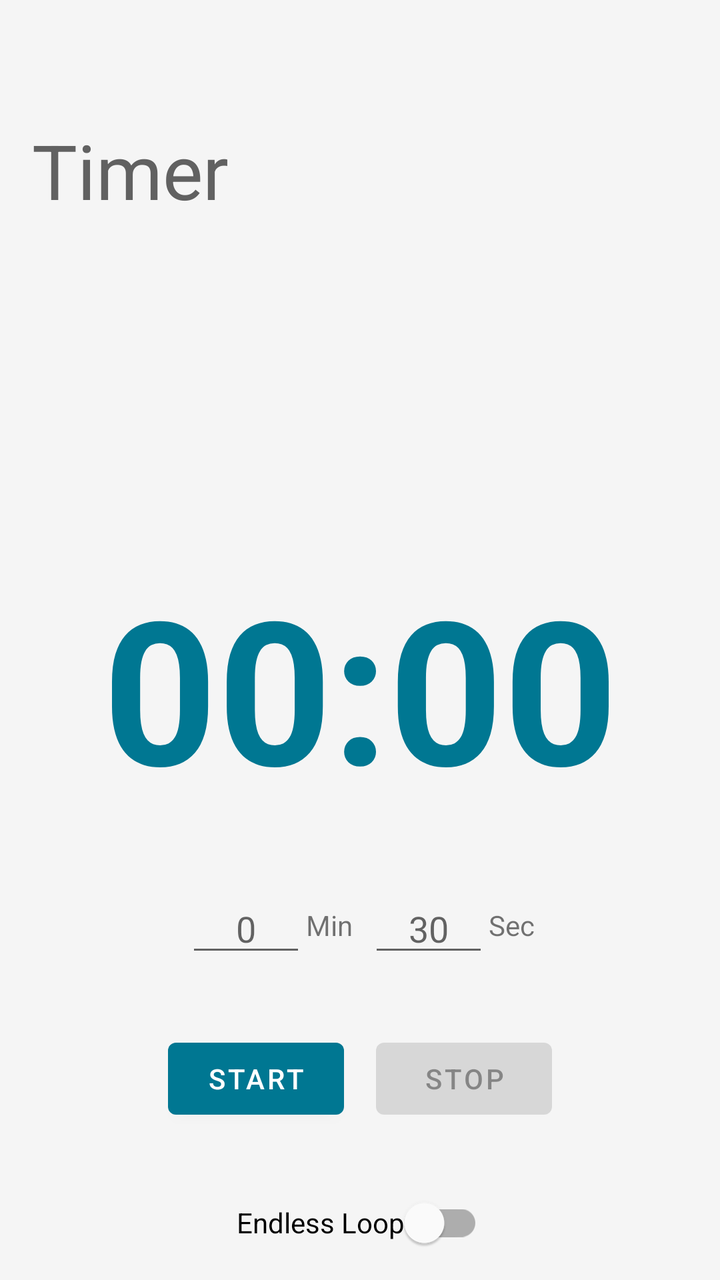
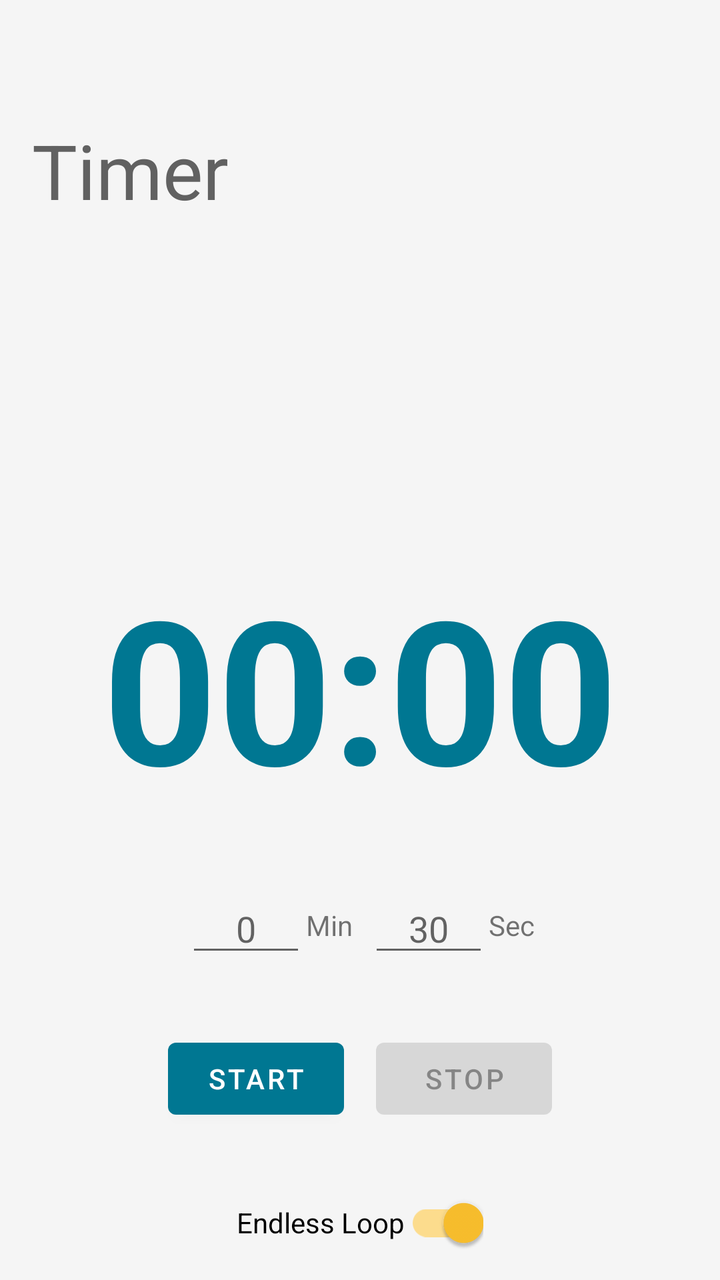

An Android layout rendered at two revisions. The XML below is the earlier revision; the diff shows what the commit changed to produce the second picture.
<!-- AndroidManifest.xml: application theme Theme.PracticeTime -->
<!-- res/layout/fragment_timer.xml -->
<?xml version="1.0" encoding="utf-8"?>
<androidx.coordinatorlayout.widget.CoordinatorLayout xmlns:android="http://schemas.android.com/apk/res/android"
    xmlns:app="http://schemas.android.com/apk/res-auto"
    xmlns:tools="http://schemas.android.com/tools"
    android:layout_width="match_parent"
    android:layout_height="match_parent"
    tools:context=".ui.timer.TimerFragment">

    <com.google.android.material.appbar.AppBarLayout
        android:id="@+id/timerAppbar"
        style="@style/AppBar">

        <com.google.android.material.appbar.CollapsingToolbarLayout
            android:id="@+id/timer_collapsing_toolbar_layout"
            style="@style/CollapsingToolbar"
            app:title="@string/navigationTimerTitle"
            app:toolbarId="@+id/timerToolbar">

            <androidx.appcompat.widget.Toolbar
                android:id="@+id/timerToolbar"
                style="@style/Toolbar" />

        </com.google.android.material.appbar.CollapsingToolbarLayout>
    </com.google.android.material.appbar.AppBarLayout>

    <androidx.constraintlayout.widget.ConstraintLayout
        android:layout_width="match_parent"
        android:layout_height="match_parent"
        app:layout_behavior="@string/appbar_scrolling_view_behavior">

        <TextView
            android:id="@+id/timerCountdown"
            android:layout_width="wrap_content"
            android:layout_height="wrap_content"
            android:text="00:00"
            android:textSize="100sp"
            android:textStyle="bold"
            android:textColor="?attr/colorPrimary"
            app:layout_constraintBottom_toTopOf="@+id/timerInputLayout"
            app:layout_constraintEnd_toEndOf="parent"
            app:layout_constraintStart_toStartOf="parent"
            app:layout_constraintTop_toTopOf="parent"
            app:layout_constraintVertical_chainStyle="packed" />

        <LinearLayout
            android:id="@+id/timerInputLayout"
            android:layout_width="wrap_content"
            android:layout_height="wrap_content"
            android:layout_marginTop="32dp"
            android:orientation="horizontal"
            android:gravity="center_vertical"
            app:layout_constraintBottom_toTopOf="@+id/timerControls"
            app:layout_constraintEnd_toEndOf="parent"
            app:layout_constraintStart_toStartOf="parent"
            app:layout_constraintTop_toBottomOf="@+id/timerCountdown">

            <EditText
                android:id="@+id/timerInputMinutes"
                android:layout_width="60dp"
                android:layout_height="wrap_content"
                android:gravity="center"
                android:hint="0"
                android:inputType="number"
                android:maxLength="2"
                android:autofillHints="none" />

            <TextView
                android:layout_width="wrap_content"
                android:layout_height="wrap_content"
                android:layout_marginEnd="8dp"
                android:text="@string/timer_minutes" />

            <EditText
                android:id="@+id/timerInputSeconds"
                android:layout_width="60dp"
                android:layout_height="wrap_content"
                android:gravity="center"
                android:hint="30"
                android:inputType="number"
                android:maxLength="2"
                android:autofillHints="none" />

            <TextView
                android:layout_width="wrap_content"
                android:layout_height="wrap_content"
                android:text="@string/timer_seconds" />

        </LinearLayout>

        <LinearLayout
            android:id="@+id/timerControls"
            android:layout_width="wrap_content"
            android:layout_height="wrap_content"
            android:layout_marginTop="32dp"
            android:orientation="horizontal"
            app:layout_constraintBottom_toBottomOf="parent"
            app:layout_constraintEnd_toEndOf="parent"
            app:layout_constraintStart_toStartOf="parent"
            app:layout_constraintTop_toBottomOf="@+id/timerInputLayout">

            <Button
                android:id="@+id/timerStartBtn"
                android:layout_width="wrap_content"
                android:layout_height="wrap_content"
                android:layout_marginEnd="16dp"
                android:text="@string/timer_start" />

            <Button
                android:id="@+id/timerStopBtn"
                android:layout_width="wrap_content"
                android:layout_height="wrap_content"
                android:text="@string/timer_stop"
                android:enabled="false" />

        </LinearLayout>

        <com.google.android.material.switchmaterial.SwitchMaterial
            android:id="@+id/timerLoopSwitch"
            android:layout_width="wrap_content"
            android:layout_height="wrap_content"
            android:layout_marginTop="24dp"
            android:text="@string/timer_loop"
            app:layout_constraintEnd_toEndOf="parent"
            app:layout_constraintStart_toStartOf="parent"
            app:layout_constraintTop_toBottomOf="@+id/timerControls" />

    </androidx.constraintlayout.widget.ConstraintLayout>

</androidx.coordinatorlayout.widget.CoordinatorLayout>
<!-- resources referenced by this layout -->
<resources>
  <string name="navigationTimerTitle">Timer</string>
  <string name="timer_loop">Endless Loop</string>
  <string name="timer_minutes">Min</string>
  <string name="timer_seconds">Sec</string>
  <string name="timer_start">Start</string>
  <string name="timer_stop">Stop</string>
  <style name="AppBar" parent="">
          <item name="android:layout_width">match_parent</item>
          <item name="android:layout_height">wrap_content</item>
          <item name="android:background">?android:attr/colorBackground</item>
          <item name="android:fitsSystemWindows">true</item>
      </style>
  <style name="CollapsingToolbar" parent="">
          <item name="android:layout_width">match_parent</item>
          <item name="android:layout_height">128dp</item>
          <item name="collapsedTitleTextAppearance">@style/ToolbarTitleCollapsed</item>
          <item name="expandedTitleTextAppearance">@style/ToolbarTitleExpanded</item>
          <item name="expandedTitleMarginBottom">28dp</item>
          <item name="expandedTitleMarginStart">16dp</item>
          <item name="layout_scrollFlags">scroll|exitUntilCollapsed</item>
          <item name="titleCollapseMode">scale</item>
      </style>
  <style name="Toolbar" parent="">
          <item name="android:layout_width">match_parent</item>
          <item name="android:layout_height">?attr/actionBarSize</item>
          <item name="layout_collapseMode">pin</item>
      </style>
  <style name="Theme.PracticeTime" parent="Theme.MaterialComponents.DayNight.NoActionBar">
          
          <item name="colorPrimary">@color/primary_light</item>
          <item name="colorPrimaryVariant">@color/primary_light_variant</item>
          <item name="colorOnPrimary">@color/white</item>
          
          <item name="colorSecondary">@color/secondary_light</item>
          <item name="colorSecondaryVariant">@color/secondary_light</item>
          <item name="colorOnSecondary">@color/white</item>
          <item name="colorSurface">@color/white</item>
          <item name="colorOnSurface">@color/black</item>
          <item name="colorError">@color/md_red_500</item>
          <item name="colorOnError">@color/white</item>
          <item name="android:colorBackground">@color/md_grey_100</item>
          <item name="colorOnBackground">@color/black</item>
          
          <item name="android:statusBarColor" tools:targetApi="l">?attr/colorPrimaryVariant</item>
          <item name="android:navigationBarColor">?attr/colorSurface</item>
          <item name="android:windowLightNavigationBar" tools:targetApi="o_mr1">true</item>
          <item name="android:navigationBarDividerColor" tools:targetApi="o_mr1">@color/md_grey_300</item>
          
          
          
          
          <item name="colorOnSurfaceLowerContrast">@color/md_grey_700</item>
          <item name="android:windowLayoutInDisplayCutoutMode" tools:targetApi="o_mr1">shortEdges</item>
  
          <item name="colorControlActivated">@color/md_yellow_700</item>
      </style>
  <style name="ToolbarTitleCollapsed" parent="">
          <item name="android:textColor">?attr/colorOnSurfaceLowerContrast</item>
          <item name="android:textSize">24sp</item>
      </style>
  <style name="ToolbarTitleExpanded" parent="">
          <item name="android:textColor">?attr/colorOnSurfaceLowerContrast</item>
          <item name="android:textSize">38sp</item>
      </style>
  <color name="primary_light">#007792</color>
  <color name="primary_light_variant">#003543</color>
  <color name="white">#FFFFFFFF</color>
  <color name="secondary_light">@color/primary_light</color>
  <color name="black">#000000</color>
  <color name="md_red_500">#F44336</color>
  <color name="md_grey_100">#F5F5F5</color>
  <color name="md_grey_300">#E0E0E0</color>
  <color name="md_grey_700">#616161</color>
  <color name="md_yellow_700">#FBC02D</color>
</resources>

<!-- the commit's change to res/layout/fragment_timer.xml (unified diff, before → after) -->
@@ -120,10 +120,22 @@
             android:layout_height="wrap_content"
             android:layout_marginTop="24dp"
             android:text="@string/timer_loop"
+            android:checked="true"
             app:layout_constraintEnd_toEndOf="parent"
             app:layout_constraintStart_toStartOf="parent"
             app:layout_constraintTop_toBottomOf="@+id/timerControls" />
 
+        <com.google.android.material.switchmaterial.SwitchMaterial
+            android:id="@+id/timerBeepSwitch"
+            android:layout_width="wrap_content"
+            android:layout_height="wrap_content"
+            android:layout_marginTop="8dp"
+            android:text="@string/timer_beep"
+            android:checked="true"
+            app:layout_constraintEnd_toEndOf="parent"
+            app:layout_constraintStart_toStartOf="parent"
+            app:layout_constraintTop_toBottomOf="@+id/timerLoopSwitch" />
+
     </androidx.constraintlayout.widget.ConstraintLayout>
 
 </androidx.coordinatorlayout.widget.CoordinatorLayout>
<!-- resource entries referenced after the edit -->
@@ -1,6 +1,7 @@
 <!-- resources referenced by this layout -->
 <resources>
   <string name="navigationTimerTitle">Timer</string>
+  <string name="timer_beep">Beep Sound</string>
   <string name="timer_loop">Endless Loop</string>
   <string name="timer_minutes">Min</string>
   <string name="timer_seconds">Sec</string>
